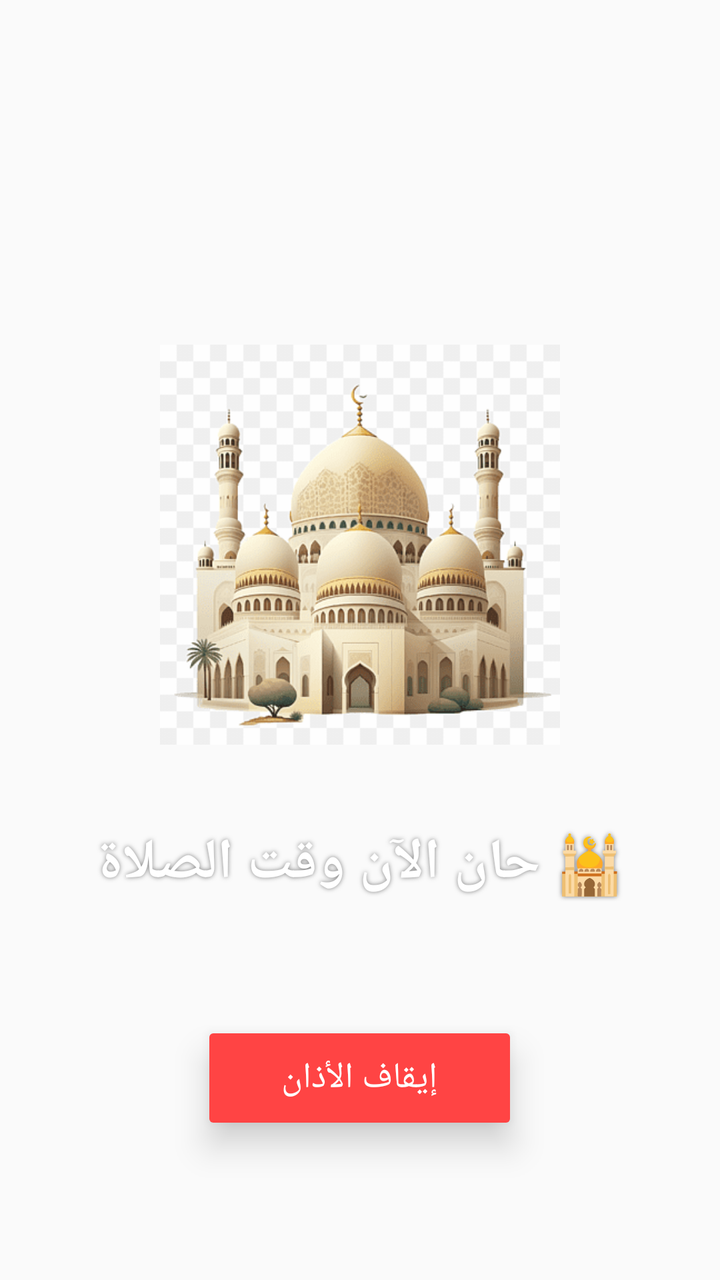
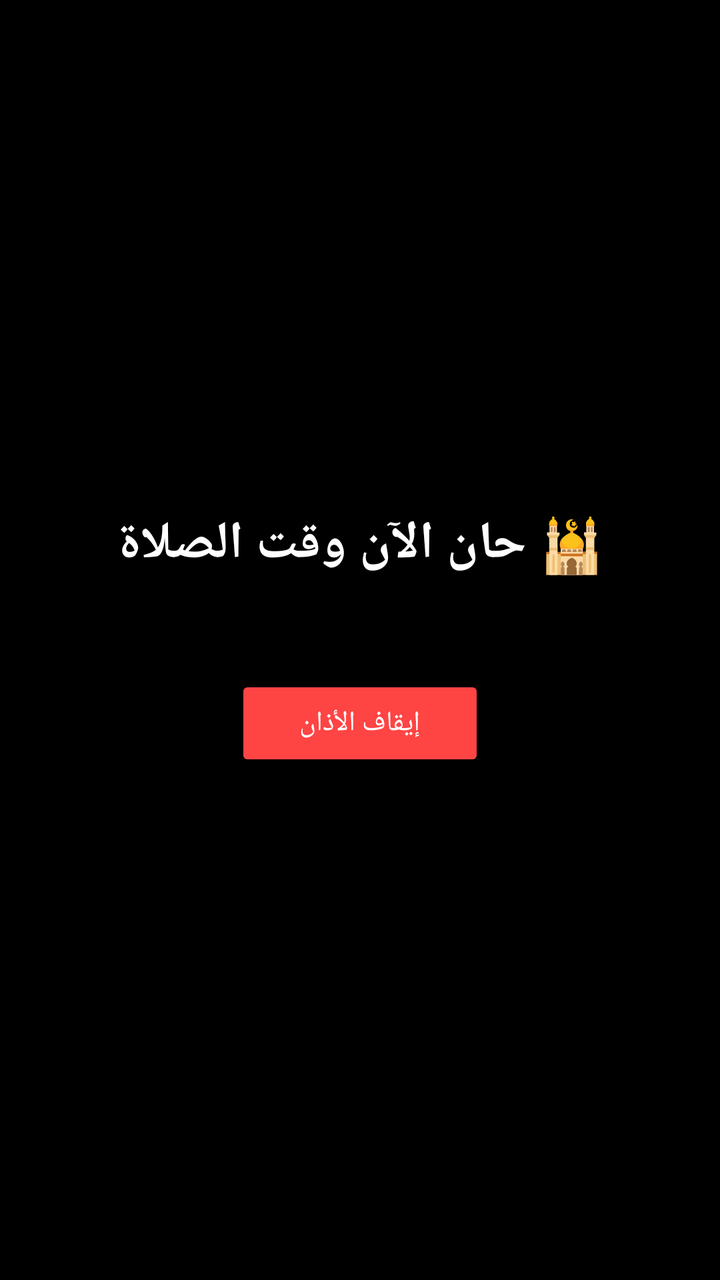

An Android layout rendered at two revisions. The XML below is the earlier revision; the diff shows what the commit changed to produce the second picture.
<!-- AndroidManifest.xml: activity theme Theme.AppCompat.Light.NoActionBar -->
<!-- res/layout/activity_adhan_alert.xml -->
<?xml version="1.0" encoding="utf-8"?>
<RelativeLayout xmlns:android="http://schemas.android.com/apk/res/android" android:layout_width="match_parent" android:layout_height="match_parent" android:gravity="center" android:orientation="vertical" android:background="@drawable/bg_gradient">

    
    <ImageView android:id="@+id/mosqueImage" android:layout_width="200dp" android:layout_height="200dp" android:src="@drawable/ic_mosque" android:layout_centerHorizontal="true" android:layout_marginTop="100dp" android:contentDescription="Mosque Icon" android:alpha="0.9" android:scaleType="centerInside" />

    
    <TextView android:id="@+id/prayerTitle" android:layout_width="wrap_content" android:layout_height="wrap_content" android:text="🕌 حان الآن وقت الصلاة" android:textColor="@android:color/white" android:textSize="28sp" android:textStyle="bold" android:layout_below="@id/mosqueImage" android:layout_centerHorizontal="true" android:layout_marginTop="40dp" android:shadowColor="#80000000" android:shadowRadius="6" android:animation="@anim/fade_in"/>

    
    <Button android:id="@+id/stopButton" android:layout_width="wrap_content" android:layout_height="wrap_content" android:text="إيقاف الأذان" android:textAllCaps="false" android:textSize="18sp" android:textColor="@android:color/white" android:backgroundTint="@android:color/holo_red_light" android:layout_below="@id/prayerTitle" android:layout_centerHorizontal="true" android:layout_marginTop="60dp" android:paddingHorizontal="40dp" android:paddingVertical="16dp" android:elevation="6dp" android:translationZ="8dp" />
</RelativeLayout>
<!-- resources referenced by this layout -->
<resources>
  <!-- drawable bg_gradient (drawable) -->
  <?xml version="1.0" encoding="utf-8"?>
  <gradient xmlns:android="http://schemas.android.com/apk/res/android" android:type="linear" android:startColor="#0D47A1" android:endColor="#000000" android:angle="270" android:centerColor="#1976D2" />
  <!-- drawable ic_mosque: png bitmap (drawable, 32863 bytes) -->
</resources>

<!-- the commit's change to res/layout/activity_adhan_alert.xml (unified diff, before → after) -->
@@ -1,12 +1,7 @@
 <?xml version="1.0" encoding="utf-8"?>
-<RelativeLayout xmlns:android="http://schemas.android.com/apk/res/android" android:layout_width="match_parent" android:layout_height="match_parent" android:gravity="center" android:orientation="vertical" android:background="@drawable/bg_gradient">
+<LinearLayout xmlns:android="http://schemas.android.com/apk/res/android" android:layout_width="match_parent" android:layout_height="match_parent" android:orientation="vertical" android:gravity="center" android:background="@android:color/black" android:padding="24dp">
 
-    
-    <ImageView android:id="@+id/mosqueImage" android:layout_width="200dp" android:layout_height="200dp" android:src="@drawable/ic_mosque" android:layout_centerHorizontal="true" android:layout_marginTop="100dp" android:contentDescription="Mosque Icon" android:alpha="0.9" android:scaleType="centerInside" />
+    <TextView android:id="@+id/prayerTitle" android:layout_width="wrap_content" android:layout_height="wrap_content" android:text="🕌 حان الآن وقت الصلاة" android:textColor="@android:color/white" android:textSize="26sp" android:textStyle="bold" android:layout_marginBottom="32dp" />
 
-    
-    <TextView android:id="@+id/prayerTitle" android:layout_width="wrap_content" android:layout_height="wrap_content" android:text="🕌 حان الآن وقت الصلاة" android:textColor="@android:color/white" android:textSize="28sp" android:textStyle="bold" android:layout_below="@id/mosqueImage" android:layout_centerHorizontal="true" android:layout_marginTop="40dp" android:shadowColor="#80000000" android:shadowRadius="6" android:animation="@anim/fade_in"/>
-
-    
-    <Button android:id="@+id/stopButton" android:layout_width="wrap_content" android:layout_height="wrap_content" android:text="إيقاف الأذان" android:textAllCaps="false" android:textSize="18sp" android:textColor="@android:color/white" android:backgroundTint="@android:color/holo_red_light" android:layout_below="@id/prayerTitle" android:layout_centerHorizontal="true" android:layout_marginTop="60dp" android:paddingHorizontal="40dp" android:paddingVertical="16dp" android:elevation="6dp" android:translationZ="8dp" />
-</RelativeLayout>
+    <Button android:id="@+id/stopButton" android:layout_width="wrap_content" android:layout_height="wrap_content" android:text="إيقاف الأذان" android:backgroundTint="@android:color/holo_red_light" android:textColor="@android:color/white" android:paddingHorizontal="32dp" android:paddingVertical="14dp" android:layout_marginTop="16dp" />
+</LinearLayout>
<!-- resource entries referenced after the edit -->
@@ -1,8 +1,5 @@
 <!-- resources referenced by this layout -->
 <resources>
-  <!-- drawable bg_gradient (drawable) -->
-  <?xml version="1.0" encoding="utf-8"?>
-  <gradient xmlns:android="http://schemas.android.com/apk/res/android" android:type="linear" android:startColor="#0D47A1" android:endColor="#000000" android:angle="270" android:centerColor="#1976D2" />
-  <!-- drawable ic_mosque: png bitmap (drawable, 32863 bytes) -->
+
 </resources>
 
